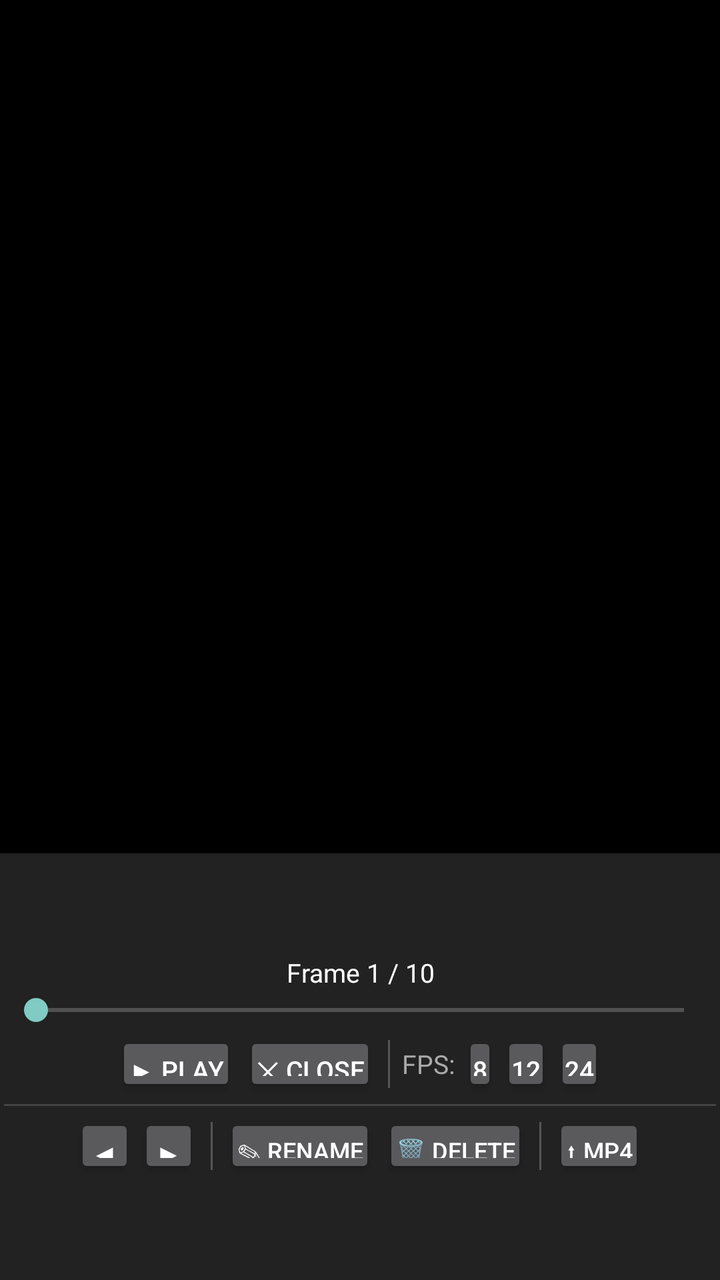
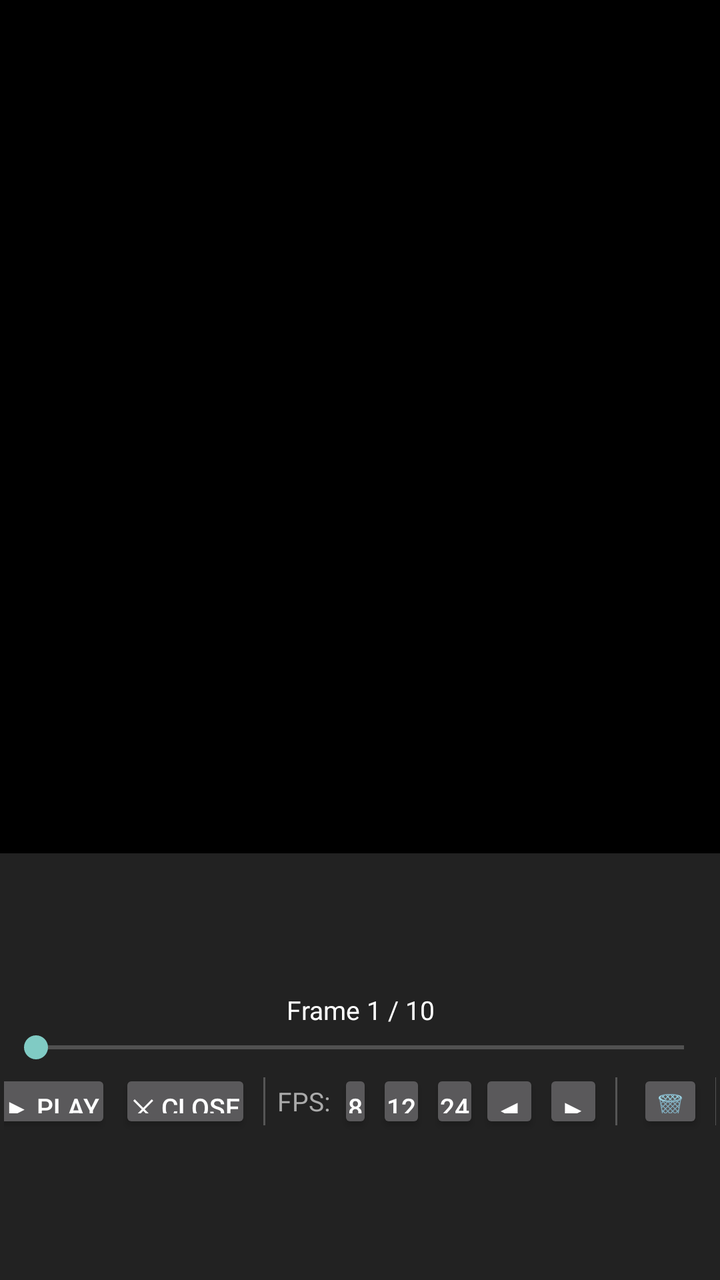

Before-and-after screenshots of an Android layout around one commit, followed by the original layout XML and the change that was made.
<!-- AndroidManifest.xml: activity theme Theme.AppCompat.NoActionBar -->
<!-- res/layout/activity_frame_preview.xml -->
<?xml version="1.0" encoding="utf-8"?>
<LinearLayout
    xmlns:android="http://schemas.android.com/apk/res/android"
    android:layout_width="match_parent"
    android:layout_height="match_parent"
    android:orientation="vertical"
    android:background="#000000">

    
    <ImageView
        android:id="@+id/previewImageView"
        android:layout_width="match_parent"
        android:layout_height="0dp"
        android:layout_weight="2"
        android:scaleType="fitCenter"
        android:background="#000000" />

    
    <LinearLayout
        android:layout_width="match_parent"
        android:layout_height="0dp"
        android:layout_weight="1"
        android:orientation="vertical"
        android:background="#222222"
        android:paddingStart="2dp"
        android:paddingEnd="2dp"
        android:paddingTop="2dp"
        android:paddingBottom="2dp"
        android:gravity="center_vertical">

        
        <TextView
            android:id="@+id/frameCounter"
            android:layout_width="match_parent"
            android:layout_height="wrap_content"
            android:text="Frame 1 / 10"
            android:textColor="#FFFFFF"
            android:textSize="13sp"
            android:gravity="center"
            android:paddingBottom="1dp" />

        
        <SeekBar
            android:id="@+id/frameSeekBar"
            android:layout_width="match_parent"
            android:layout_height="wrap_content"
            android:layout_marginBottom="2dp" />

        
        <LinearLayout
            android:layout_width="match_parent"
            android:layout_height="wrap_content"
            android:orientation="horizontal"
            android:gravity="center"
            android:layout_marginBottom="4dp">

            <Button
                android:id="@+id/playButton"
                android:layout_width="wrap_content"
                android:layout_height="32dp"
                android:text="▶ Play"
                android:textSize="13sp"
                android:paddingStart="6dp"
                android:paddingEnd="6dp"
                android:minWidth="0dp"
                android:minHeight="0dp" />

            <Button
                android:id="@+id/closeButton"
                android:layout_width="wrap_content"
                android:layout_height="32dp"
                android:text="✕ Close"
                android:textSize="13sp"
                android:paddingStart="6dp"
                android:paddingEnd="6dp"
                android:minWidth="0dp"
                android:minHeight="0dp"
                android:layout_marginStart="4dp" />

            
            <View
                android:layout_width="1dp"
                android:layout_height="24dp"
                android:background="#555555"
                android:layout_marginStart="6dp"
                android:layout_marginEnd="6dp" />

            <TextView
                android:layout_width="wrap_content"
                android:layout_height="wrap_content"
                android:text="FPS:"
                android:textColor="#AAAAAA"
                android:textSize="13sp"
                android:layout_marginEnd="4dp" />

            <Button
                android:id="@+id/fps8Button"
                android:layout_width="wrap_content"
                android:layout_height="32dp"
                android:text="8"
                android:textSize="13sp"
                android:paddingStart="5dp"
                android:paddingEnd="5dp"
                android:minWidth="0dp"
                android:minHeight="0dp" />

            <Button
                android:id="@+id/fps12Button"
                android:layout_width="wrap_content"
                android:layout_height="32dp"
                android:text="12"
                android:textSize="13sp"
                android:paddingStart="5dp"
                android:paddingEnd="5dp"
                android:minWidth="0dp"
                android:minHeight="0dp"
                android:layout_marginStart="2dp" />

            <Button
                android:id="@+id/fps24Button"
                android:layout_width="wrap_content"
                android:layout_height="32dp"
                android:text="24"
                android:textSize="13sp"
                android:paddingStart="5dp"
                android:paddingEnd="5dp"
                android:minWidth="0dp"
                android:minHeight="0dp"
                android:layout_marginStart="2dp" />

        </LinearLayout>

        
        <View
            android:layout_width="match_parent"
            android:layout_height="1dp"
            android:background="#444444"
            android:layout_marginBottom="4dp" />

        
        <LinearLayout
            android:layout_width="match_parent"
            android:layout_height="wrap_content"
            android:orientation="horizontal"
            android:gravity="center">

            <Button
                android:id="@+id/moveLeftButton"
                android:layout_width="wrap_content"
                android:layout_height="32dp"
                android:text="◀"
                android:textSize="14sp"
                android:paddingStart="8dp"
                android:paddingEnd="8dp"
                android:minWidth="0dp"
                android:minHeight="0dp"
                android:contentDescription="Move frame left" />

            <Button
                android:id="@+id/moveRightButton"
                android:layout_width="wrap_content"
                android:layout_height="32dp"
                android:text="▶"
                android:textSize="14sp"
                android:paddingStart="8dp"
                android:paddingEnd="8dp"
                android:minWidth="0dp"
                android:minHeight="0dp"
                android:layout_marginStart="2dp"
                android:contentDescription="Move frame right" />

            
            <View
                android:layout_width="1dp"
                android:layout_height="24dp"
                android:background="#555555"
                android:layout_marginStart="6dp"
                android:layout_marginEnd="6dp" />

            <Button
                android:id="@+id/renameButton"
                android:layout_width="wrap_content"
                android:layout_height="32dp"
                android:text="✎ Rename"
                android:textSize="12sp"
                android:paddingStart="6dp"
                android:paddingEnd="6dp"
                android:minWidth="0dp"
                android:minHeight="0dp" />

            <Button
                android:id="@+id/deleteButton"
                android:layout_width="wrap_content"
                android:layout_height="32dp"
                android:text="🗑 Delete"
                android:textSize="12sp"
                android:paddingStart="6dp"
                android:paddingEnd="6dp"
                android:minWidth="0dp"
                android:minHeight="0dp"
                android:layout_marginStart="4dp" />

            
            <View
                android:layout_width="1dp"
                android:layout_height="24dp"
                android:background="#555555"
                android:layout_marginStart="6dp"
                android:layout_marginEnd="6dp" />

            <Button
                android:id="@+id/exportButton"
                android:layout_width="wrap_content"
                android:layout_height="32dp"
                android:text="⬆ MP4"
                android:textSize="12sp"
                android:paddingStart="6dp"
                android:paddingEnd="6dp"
                android:minWidth="0dp"
                android:minHeight="0dp" />

        </LinearLayout>

    </LinearLayout>

</LinearLayout>
<!-- resources referenced by this layout -->
<resources>

</resources>

<!-- the commit's change to res/layout/activity_frame_preview.xml (unified diff, before → after) -->
@@ -128,21 +128,6 @@
                 android:minHeight="0dp"
                 android:layout_marginStart="2dp" />
 
-        </LinearLayout>
-
-        
-        <View
-            android:layout_width="match_parent"
-            android:layout_height="1dp"
-            android:background="#444444"
-            android:layout_marginBottom="4dp" />
-
-        
-        <LinearLayout
-            android:layout_width="match_parent"
-            android:layout_height="wrap_content"
-            android:orientation="horizontal"
-            android:gravity="center">
 
             <Button
                 android:id="@+id/moveLeftButton"
@@ -168,6 +153,26 @@
                 android:minHeight="0dp"
                 android:layout_marginStart="2dp"
                 android:contentDescription="Move frame right" />
+
+            <View
+                android:layout_width="1dp"
+                android:layout_height="24dp"
+                android:background="#555555"
+                android:layout_marginStart="6dp"
+                android:layout_marginEnd="6dp" />
+
+
+            <Button
+                android:id="@+id/deleteButton"
+                android:layout_width="wrap_content"
+                android:layout_height="32dp"
+                android:text="🗑 Delete"
+                android:textSize="12sp"
+                android:paddingStart="6dp"
+                android:paddingEnd="6dp"
+                android:minWidth="0dp"
+                android:minHeight="0dp"
+                android:layout_marginStart="4dp" />
 
             
             <View
@@ -178,37 +183,6 @@
                 android:layout_marginEnd="6dp" />
 
             <Button
-                android:id="@+id/renameButton"
-                android:layout_width="wrap_content"
-                android:layout_height="32dp"
-                android:text="✎ Rename"
-                android:textSize="12sp"
-                android:paddingStart="6dp"
-                android:paddingEnd="6dp"
-                android:minWidth="0dp"
-                android:minHeight="0dp" />
-
-            <Button
-                android:id="@+id/deleteButton"
-                android:layout_width="wrap_content"
-                android:layout_height="32dp"
-                android:text="🗑 Delete"
-                android:textSize="12sp"
-                android:paddingStart="6dp"
-                android:paddingEnd="6dp"
-                android:minWidth="0dp"
-                android:minHeight="0dp"
-                android:layout_marginStart="4dp" />
-
-            
-            <View
-                android:layout_width="1dp"
-                android:layout_height="24dp"
-                android:background="#555555"
-                android:layout_marginStart="6dp"
-                android:layout_marginEnd="6dp" />
-
-            <Button
                 android:id="@+id/exportButton"
                 android:layout_width="wrap_content"
                 android:layout_height="32dp"
